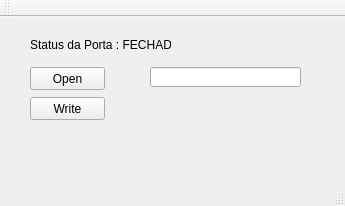
The window that Qt/mainwindow.ui (RodrigoLorenzzonBasso/TF_Perifericos) describes before a commit, drawn with Qt 5.
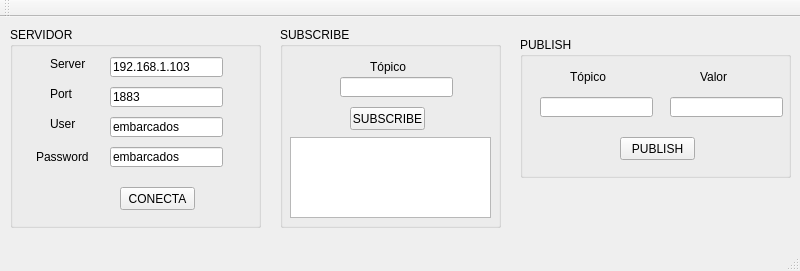
The same window after the commit.

The edit to the form file:
```diff
--- a/Qt/mainwindow.ui
+++ b/Qt/mainwindow.ui
@@ -6,62 +6,274 @@
    <rect>
     <x>0</x>
     <y>0</y>
-    <width>345</width>
-    <height>206</height>
+    <width>800</width>
+    <height>271</height>
    </rect>
   </property>
   <property name="windowTitle">
    <string>MainWindow</string>
   </property>
   <widget class="QWidget" name="centralWidget">
-   <widget class="QPushButton" name="pushButton">
+   <widget class="QGroupBox" name="groupBox">
     <property name="geometry">
      <rect>
-      <x>30</x>
-      <y>50</y>
-      <width>75</width>
-      <height>23</height>
-     </rect>
-    </property>
-    <property name="text">
-     <string>Open</string>
-    </property>
-   </widget>
-   <widget class="QPushButton" name="pushButton_2">
-    <property name="geometry">
-     <rect>
-      <x>30</x>
-      <y>80</y>
-      <width>75</width>
-      <height>23</height>
-     </rect>
-    </property>
-    <property name="text">
-     <string>Write</string>
-    </property>
-   </widget>
-   <widget class="QLineEdit" name="lineEdit">
-    <property name="geometry">
-     <rect>
-      <x>150</x>
-      <y>50</y>
-      <width>151</width>
-      <height>20</height>
-     </rect>
-    </property>
-   </widget>
-   <widget class="QLabel" name="label">
-    <property name="geometry">
-     <rect>
-      <x>30</x>
+      <x>520</x>
       <y>20</y>
-      <width>141</width>
-      <height>16</height>
+      <width>271</width>
+      <height>141</height>
      </rect>
     </property>
-    <property name="text">
-     <string>Status da Porta : FECHADA</string>
+    <property name="title">
+     <string>PUBLISH</string>
     </property>
+    <widget class="QPushButton" name="pushButton_3">
+     <property name="geometry">
+      <rect>
+       <x>100</x>
+       <y>100</y>
+       <width>75</width>
+       <height>23</height>
+      </rect>
+     </property>
+     <property name="text">
+      <string>PUBLISH</string>
+     </property>
+    </widget>
+    <widget class="QLabel" name="label_5">
+     <property name="geometry">
+      <rect>
+       <x>50</x>
+       <y>30</y>
+       <width>61</width>
+       <height>20</height>
+      </rect>
+     </property>
+     <property name="text">
+      <string>Tópico</string>
+     </property>
+    </widget>
+    <widget class="QLineEdit" name="lineEdit_7">
+     <property name="geometry">
+      <rect>
+       <x>150</x>
+       <y>60</y>
+       <width>113</width>
+       <height>20</height>
+      </rect>
+     </property>
+    </widget>
+    <widget class="QLineEdit" name="lineEdit_6">
+     <property name="geometry">
+      <rect>
+       <x>20</x>
+       <y>60</y>
+       <width>113</width>
+       <height>20</height>
+      </rect>
+     </property>
+    </widget>
+    <widget class="QLabel" name="label_6">
+     <property name="geometry">
+      <rect>
+       <x>180</x>
+       <y>30</y>
+       <width>61</width>
+       <height>20</height>
+      </rect>
+     </property>
+     <property name="text">
+      <string>Valor</string>
+     </property>
+    </widget>
+   </widget>
+   <widget class="QGroupBox" name="groupBox_2">
+    <property name="geometry">
+     <rect>
+      <x>10</x>
+      <y>10</y>
+      <width>251</width>
+      <height>201</height>
+     </rect>
+    </property>
+    <property name="title">
+     <string>SERVIDOR</string>
+    </property>
+    <widget class="QLabel" name="label_4">
+     <property name="geometry">
+      <rect>
+       <x>40</x>
+       <y>60</y>
+       <width>47</width>
+       <height>13</height>
+      </rect>
+     </property>
+     <property name="text">
+      <string>Port</string>
+     </property>
+    </widget>
+    <widget class="QPushButton" name="pushButton">
+     <property name="geometry">
+      <rect>
+       <x>110</x>
+       <y>160</y>
+       <width>75</width>
+       <height>23</height>
+      </rect>
+     </property>
+     <property name="text">
+      <string>CONECTA</string>
+     </property>
+    </widget>
+    <widget class="QLabel" name="label_2">
+     <property name="geometry">
+      <rect>
+       <x>40</x>
+       <y>90</y>
+       <width>47</width>
+       <height>13</height>
+      </rect>
+     </property>
+     <property name="text">
+      <string>User</string>
+     </property>
+    </widget>
+    <widget class="QLineEdit" name="lineEdit">
+     <property name="geometry">
+      <rect>
+       <x>100</x>
+       <y>30</y>
+       <width>113</width>
+       <height>20</height>
+      </rect>
+     </property>
+     <property name="text">
+      <string>192.168.1.103</string>
+     </property>
+    </widget>
+    <widget class="QLineEdit" name="lineEdit_4">
+     <property name="geometry">
+      <rect>
+       <x>100</x>
+       <y>60</y>
+       <width>113</width>
+       <height>20</height>
+      </rect>
+     </property>
+     <property name="text">
+      <string>1883</string>
+     </property>
+    </widget>
+    <widget class="QLineEdit" name="lineEdit_3">
+     <property name="geometry">
+      <rect>
+       <x>100</x>
+       <y>120</y>
+       <width>113</width>
+       <height>20</height>
+      </rect>
+     </property>
+     <property name="text">
+      <string>embarcados</string>
+     </property>
+    </widget>
+    <widget class="QLabel" name="label_3">
+     <property name="geometry">
+      <rect>
+       <x>26</x>
+       <y>120</y>
+       <width>61</width>
+       <height>20</height>
+      </rect>
+     </property>
+     <property name="text">
+      <string>Password</string>
+     </property>
+    </widget>
+    <widget class="QLabel" name="label">
+     <property name="geometry">
+      <rect>
+       <x>40</x>
+       <y>30</y>
+       <width>47</width>
+       <height>13</height>
+      </rect>
+     </property>
+     <property name="text">
+      <string>Server</string>
+     </property>
+    </widget>
+    <widget class="QLineEdit" name="lineEdit_2">
+     <property name="geometry">
+      <rect>
+       <x>100</x>
+       <y>90</y>
+       <width>113</width>
+       <height>20</height>
+      </rect>
+     </property>
+     <property name="text">
+      <string>embarcados</string>
+     </property>
+    </widget>
+   </widget>
+   <widget class="QGroupBox" name="groupBox_3">
+    <property name="geometry">
+     <rect>
+      <x>280</x>
+      <y>10</y>
+      <width>221</width>
+      <height>201</height>
+     </rect>
+    </property>
+    <property name="title">
+     <string>SUBSCRIBE</string>
+    </property>
+    <widget class="QLineEdit" name="lineEdit_5">
+     <property name="geometry">
+      <rect>
+       <x>60</x>
+       <y>50</y>
+       <width>113</width>
+       <height>20</height>
+      </rect>
+     </property>
+    </widget>
+    <widget class="QLabel" name="label_7">
+     <property name="geometry">
+      <rect>
+       <x>90</x>
+       <y>30</y>
+       <width>61</width>
+       <height>20</height>
+      </rect>
+     </property>
+     <property name="text">
+      <string>Tópico</string>
+     </property>
+    </widget>
+    <widget class="QPushButton" name="pushButton_2">
+     <property name="geometry">
+      <rect>
+       <x>70</x>
+       <y>80</y>
+       <width>75</width>
+       <height>23</height>
+      </rect>
+     </property>
+     <property name="text">
+      <string>SUBSCRIBE</string>
+     </property>
+    </widget>
+    <widget class="QPlainTextEdit" name="plainTextEdit">
+     <property name="geometry">
+      <rect>
+       <x>10</x>
+       <y>110</y>
+       <width>201</width>
+       <height>81</height>
+      </rect>
+     </property>
+    </widget>
    </widget>
   </widget>
   <widget class="QMenuBar" name="menuBar">
```
Left out of the diff: 2 changed lines with no effect on the pictures.
